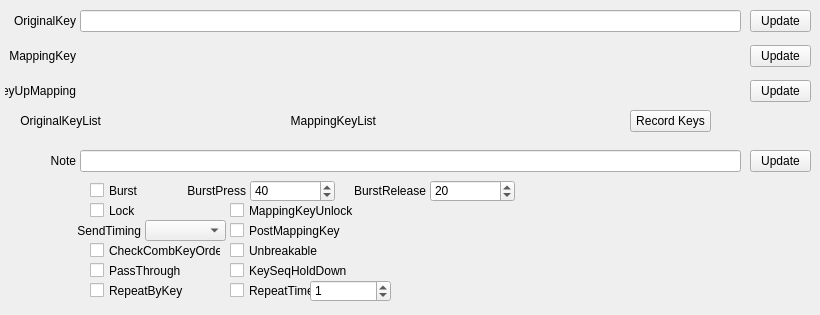
Above: QKeyMapper/qitemsetupdialog.ui from Zalafina/QKeyMapper before the change. Below: the same form after it.
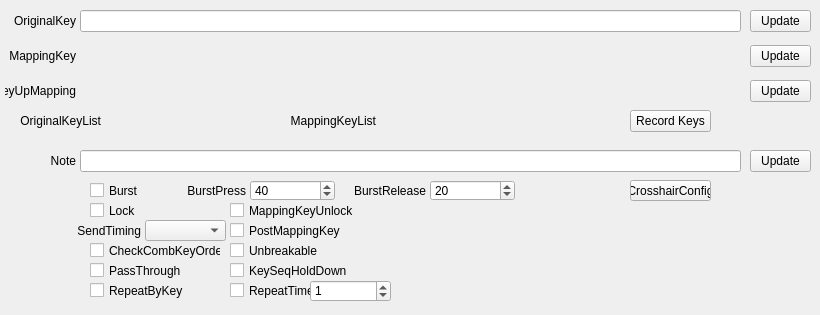
That is the form after the change.

Commit message: Add CrosshairConfig button.

Patch:
```diff
--- a/QKeyMapper/qitemsetupdialog.ui
+++ b/QKeyMapper/qitemsetupdialog.ui
@@ -94,7 +94,7 @@
      <x>250</x>
      <y>180</y>
      <width>85</width>
-     <height>22</height>
+     <height>21</height>
     </rect>
    </property>
    <property name="focusPolicy">
@@ -110,7 +110,7 @@
      <x>165</x>
      <y>180</y>
      <width>81</width>
-     <height>22</height>
+     <height>21</height>
     </rect>
    </property>
    <property name="text">
@@ -126,7 +126,7 @@
      <x>335</x>
      <y>180</y>
      <width>91</width>
-     <height>22</height>
+     <height>21</height>
     </rect>
    </property>
    <property name="text">
@@ -142,7 +142,7 @@
      <x>430</x>
      <y>180</y>
      <width>85</width>
-     <height>22</height>
+     <height>21</height>
     </rect>
    </property>
    <property name="focusPolicy">
@@ -547,6 +547,25 @@
     <bool>false</bool>
    </property>
   </widget>
+  <widget class="QPushButton" name="crosshairConfigButton">
+   <property name="geometry">
+    <rect>
+     <x>630</x>
+     <y>180</y>
+     <width>81</width>
+     <height>21</height>
+    </rect>
+   </property>
+   <property name="focusPolicy">
+    <enum>Qt::FocusPolicy::NoFocus</enum>
+   </property>
+   <property name="text">
+    <string>CrosshairConfig</string>
+   </property>
+   <property name="autoDefault">
+    <bool>false</bool>
+   </property>
+  </widget>
  </widget>
  <resources/>
  <connections/>
```
The commit also changes 8 other files.
